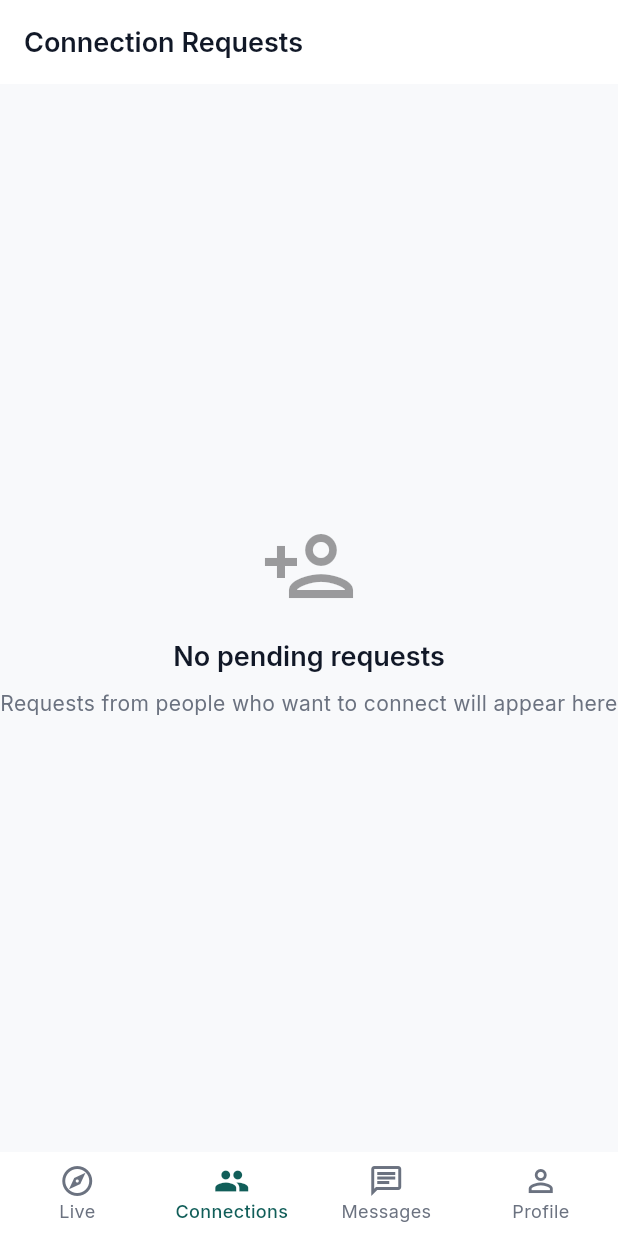
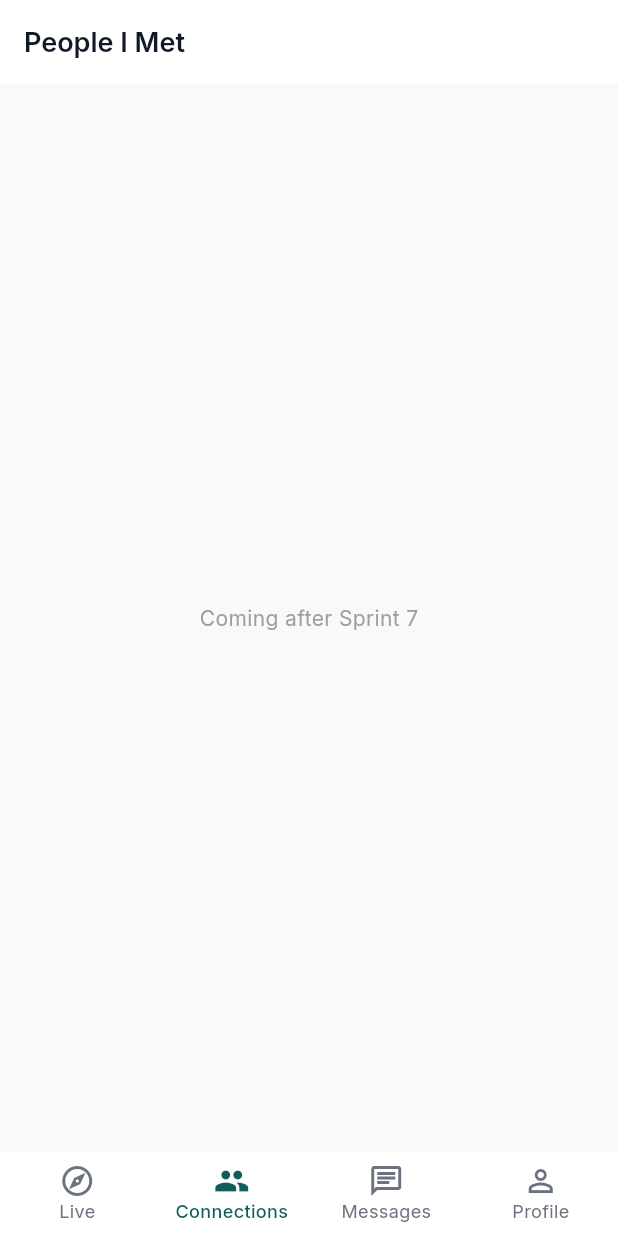
Before and after one commit to jayamarunr/yugrow, a Flutter app: the ConnectionsScreen screen opened by its route, on a phone screen of 412 x 824 dp. Run offline on Flutter 3.47's test engine with Material 3 defaults, Android fonts, the phone set to English and light mode, and no system bars; our stand-ins replace dio, flutter_lucide, flutter_riverpod, flutter_secure_storage, go_router, google_fonts; accounts and stored records are empty.

Commit message:
Replace Connections screen with placeholder — deferred to post-Sprint 7
The old screen was scaffolding with API calls to a backend that isn't
running. Replaced with a placeholder noting this will become 'People I Met'
(Relationship History) after Sprint 7 (Event Intelligence) provides context.
Per FD-020: relationships are always between people.

```diff
--- a/apps/mobile/lib/features/connections/connections_screen.dart
+++ b/apps/mobile/lib/features/connections/connections_screen.dart
@@ -1,94 +1,29 @@
 import 'package:flutter/material.dart';
-import '../../core/api/api_client.dart';
 
-class ConnectionsScreen extends StatefulWidget {
+/// Placeholder — Relationship History (People I Met).
+///
+/// Not yet implemented. Will be designed after Sprint 7 (Event Intelligence)
+/// provides meaningful context for every connection: who was met, where,
+/// when, and why. A list of names is not enough.
+///
+/// Renamed from "Connections" to "Relationship History" per FD-020:
+/// "Relationships are always between people. Organizations provide identity,
+/// trust, and continuity."
+///
+/// See: ROADMAP.md — Sprint 7+ (Relationship History)
+class ConnectionsScreen extends StatelessWidget {
   const ConnectionsScreen({super.key});
-  @override
-  State<ConnectionsScreen> createState() => _ConnectionsScreenState();
-}
-
-class _ConnectionsScreenState extends State<ConnectionsScreen> {
-  final _api = ApiClient();
-  List<dynamic> _requests = [];
-  bool _loading = true;
-
-  @override
-  void initState() {
-    super.initState();
-    _load();
-  }
-
-  Future<void> _load() async {
-    try {
-      final requests = await _api.getIncomingRequests('person-001');
-      if (mounted) setState(() { _requests = requests; _loading = false; });
-    } catch (_) {
-      if (mounted) setState(() => _loading = false);
-    }
-  }
-
-  Future<void> _accept(String id) async {
-    try {
-      await _api.acceptRequest(id, 'person-001');
-      if (mounted) {
-        ScaffoldMessenger.of(context).showSnackBar(const SnackBar(content: Text('Connected!')));
-        _load();
-      }
-    } catch (e) {
-      if (mounted) {
-        ScaffoldMessenger.of(context).showSnackBar(SnackBar(content: Text('Failed: $e')));
-      }
-    }
-  }
 
   @override
   Widget build(BuildContext context) {
-    final theme = Theme.of(context);
     return Scaffold(
-      appBar: AppBar(title: const Text('Connection Requests')),
-      body: _loading
-          ? const Center(child: CircularProgressIndicator())
-          : _requests.isEmpty
-              ? Center(
-                  child: Column(
-                    mainAxisAlignment: MainAxisAlignment.center,
-                    children: [
-                      Icon(Icons.person_add_outlined, size: 64, color: theme.disabledColor),
-                      const SizedBox(height: 16),
-                      Text('No pending requests', style: theme.textTheme.titleLarge),
-                      const SizedBox(height: 8),
-                      Text('Requests from people who want to connect will appear here', style: theme.textTheme.bodyMedium, textAlign: TextAlign.center),
-                    ],
-                  ),
-                )
-              : ListView.builder(
-                  padding: const EdgeInsets.all(16),
-                  itemCount: _requests.length,
-                  itemBuilder: (_, i) {
-                    final r = _requests[i] as Map<String, dynamic>;
-                    return Card(
-                      margin: const EdgeInsets.only(bottom: 8),
-                      child: ListTile(
-                        leading: CircleAvatar(child: Text((r['senderPersonId'] ?? '?')[0].toUpperCase())),
-                        title: Text('Connection request'),
-                        subtitle: Text('From: ${r['senderPersonId'] ?? 'Unknown'}'),
-                        trailing: Row(
-                          mainAxisSize: MainAxisSize.min,
-                          children: [
-                            IconButton(
-                              icon: const Icon(Icons.check_circle, color: Colors.green),
-                              onPressed: () => _accept(r['id']),
-                            ),
-                            IconButton(
-                              icon: const Icon(Icons.cancel, color: Colors.red),
-                              onPressed: () {},
-                            ),
-                          ],
-                        ),
-                      ),
-                    );
-                  },
-                ),
+      appBar: AppBar(title: const Text('People I Met')),
+      body: const Center(
+        child: Text(
+          'Coming after Sprint 7',
+          style: TextStyle(color: Colors.grey),
+        ),
+      ),
     );
   }
 }
```
